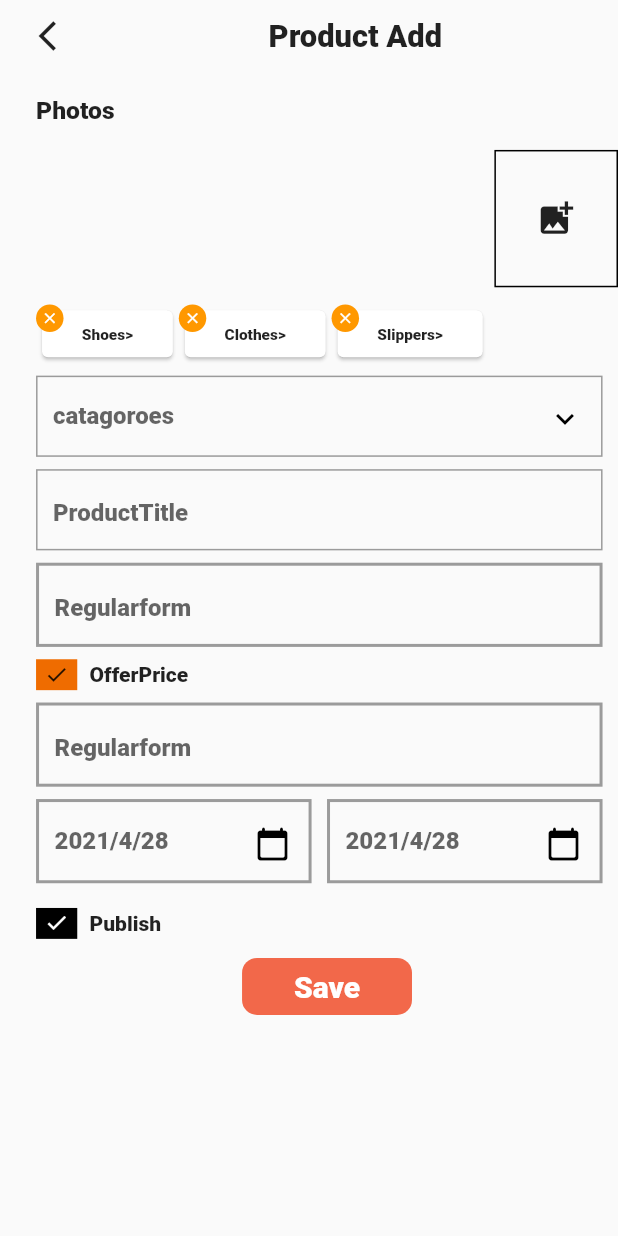
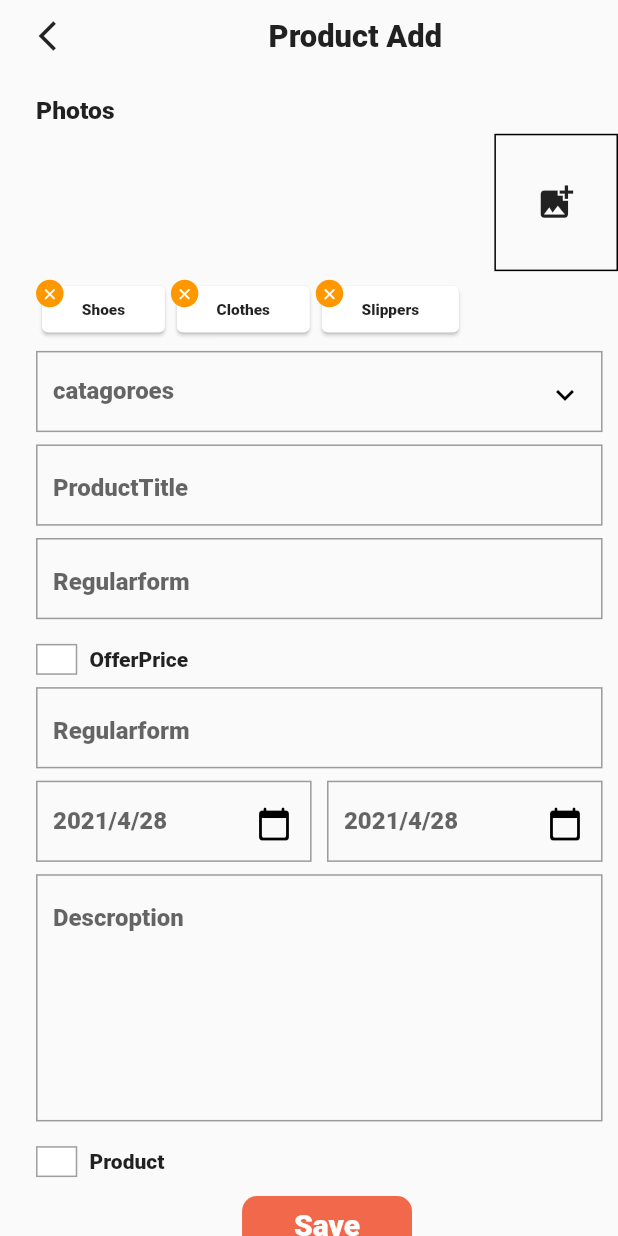
Before and after one commit to Gameofcode1/flutterproject, a Flutter app: the ProductAdd screen opened directly, on a phone screen of 412 x 824 dp. Run offline on Flutter 3.47's test engine with Material 2 defaults, Android fonts, the phone set to English and light mode, and no system bars; drawn by our look-alikes of flutter_form_builder; our stand-ins replace animated_text_kit, cached_network_image, carousel_slider, font_awesome_flutter, image_picker, intro_slider and 1 more; accounts and stored records are empty; Roboto replaces fonts that are missing (Robotm).

Commit message:
code  managed

```diff
--- a/lib/productDetail/models/list.dart
+++ b/lib/productDetail/models/list.dart
@@ -10,9 +10,9 @@ class Allimage extends ChangeNotifier {
   ];
 
   final List<String> catagories=[
-  "Shoes>",
-  "Clothes>",
-  "Slippers>"
+  "Shoes",
+  "Clothes",
+  "Slippers"
   ];
 
   void deletecat(String card){
--- a/lib/productadd/productadd.dart
+++ b/lib/productadd/productadd.dart
@@ -7,6 +7,8 @@ import 'package:provider/provider.dart';
 import 'package:myprofile/productDetail/models/list.dart';
 import './widget/addimages.dart';
 
+import './widget/checkboxand text.dart';
+
 class ProductAdd extends StatefulWidget {
   @override
   _ProductAddState createState() => _ProductAddState();
@@ -14,6 +16,8 @@ class ProductAdd extends StatefulWidget {
 
 class _ProductAddState extends State<ProductAdd> with ChangeNotifier {
   File _image;
+  bool checkbox = false;
+  bool seccheckbox = false;
 
   String clothing = "Clothing";
   String electronic = "Electronics";
@@ -111,10 +115,8 @@ class _ProductAddState extends State<ProductAdd> with ChangeNotifier {
                       style: TextStyle(fontSize: height / 50),
                     ),
                     Container(
-                      margin: EdgeInsets.only(top: height / 50),
                       child: Row(
                         mainAxisAlignment: MainAxisAlignment.start,
-                        crossAxisAlignment: CrossAxisAlignment.start,
                         children: [
                           Expanded(
                               child: Container(
@@ -125,16 +127,19 @@ class _ProductAddState extends State<ProductAdd> with ChangeNotifier {
                                       shrinkWrap: true,
                                       physics: ScrollPhysics(),
                                       itemCount: allimages.length,
-                                itemBuilder: (BuildContext context, int index) {
+                                      itemBuilder:
+                                          (BuildContext context, int index) {
                                         return Stack(
                                             overflow: Overflow.visible,
                                             children: [
                                               Container(
                                                 decoration: BoxDecoration(
-                                              border: Border.all(width: 1.0)),
+                                                    border:
+                                                        Border.all(width: 1.0)),
                                                 width: width / 5,
                                                 height: height / 9,
-                                          margin: EdgeInsets.only(left: 4.0),
+                                                margin:
+                                                    EdgeInsets.only(left: 4.0),
                                                 child: allimages[index],
                                               ),
                                               Positioned(
@@ -148,7 +153,8 @@ class _ProductAddState extends State<ProductAdd> with ChangeNotifier {
                                                     });
                                                   },
                                                   child: CircleAvatar(
-                                              backgroundColor: Colors.orange,
+                                                    backgroundColor:
+                                                        Colors.orange,
                                                     radius: height / 90,
                                                     child: Icon(
                                                       Icons.clear,
@@ -159,8 +165,7 @@ class _ProductAddState extends State<ProductAdd> with ChangeNotifier {
                                                 ),
                                               ),
                                             ]);
-                                }),
-                          )),
+                                      }))),
                           Container(
                             height: height / 9,
                             width: width / 5,
@@ -364,7 +369,7 @@ class _ProductAddState extends State<ProductAdd> with ChangeNotifier {
                                 right: width / 40, top: height / 100),
                             decoration: BoxDecoration(
                                 border: Border.all(
-                                    width: 2.0, color: Colors.black38)),
+                                    width: 1.0, color: Colors.black38)),
                             padding: EdgeInsets.only(
                                 top: height / 200, left: width / 40),
                             child: FormBuilderTextField(
@@ -375,34 +380,21 @@ class _ProductAddState extends State<ProductAdd> with ChangeNotifier {
                                   focusedBorder: InputBorder.none),
                             ),
                           ),
-                          Container(
-                            margin: EdgeInsets.only(
-                                right: width / 40, top: height / 100),
-                            child: Row(
-                              children: [
-                                Container(
-                                    color: Colors.orange[800],
-                                    height: height / 40,
-                                    width: width / 15,
-                                    child: Icon(
-                                      Icons.check,
-                                      size: height / 50,
-                                    )),
-                                Padding(
-                                  padding: EdgeInsets.only(left: width / 50),
-                                  child: Text(
-                                    "OfferPrice",
+                           GestureDetector(
+                            onTap: () {
+                              setState(() {
+                                checkbox = !checkbox;
+                              });
+                            },
+                            child: CheckboxText(check:checkbox,text: "OfferPrice",)
                           ),
-                                ),
-                              ],
-                            ),
-                          ),
+
                           Container(
                             margin: EdgeInsets.only(
                                 right: width / 40, top: height / 100),
                             decoration: BoxDecoration(
                                 border: Border.all(
-                                    width: 2.0, color: Colors.black38)),
+                                    width: 1.0, color: Colors.black38)),
                             padding: EdgeInsets.only(
                                 top: height / 200, left: width / 40),
                             child: FormBuilderTextField(
@@ -420,7 +412,7 @@ class _ProductAddState extends State<ProductAdd> with ChangeNotifier {
                                     right: width / 40, top: height / 100),
                                 decoration: BoxDecoration(
                                     border: Border.all(
-                                        width: 2.0, color: Colors.black38)),
+                                        width: 1.0, color: Colors.black38)),
                                 padding: EdgeInsets.only(
                                     top: height / 200, left: width / 40),
                                 child: FormBuilderTextField(
@@ -448,7 +440,7 @@ class _ProductAddState extends State<ProductAdd> with ChangeNotifier {
                                     right: width / 40, top: height / 100),
                                 decoration: BoxDecoration(
                                     border: Border.all(
-                                        width: 2.0, color: Colors.black38)),
+                                        width: 1.0, color: Colors.black38)),
                                 padding: EdgeInsets.only(
                                     top: height / 200, left: width / 40),
                                 child: FormBuilderTextField(
@@ -472,26 +464,35 @@ class _ProductAddState extends State<ProductAdd> with ChangeNotifier {
                             ),
                           ]),
                           Container(
-                            margin: EdgeInsets.only(top: height / 50),
-                            child: Row(
-                              children: [
-                                Container(
-                                    color: Colors.black,
-                                    height: height / 40,
-                                    width: width / 15,
-                                    child: Icon(
-                                      Icons.check,
-                                      size: height / 50,
-                                      color: Colors.white,
-                                    )),
-                                Padding(
-                                  padding: EdgeInsets.only(left: width / 50),
-                                  child: Text("Publish"),
-                                )
-                              ],
+                            height: height / 5,
+                            margin: EdgeInsets.only(
+                                right: width / 40, top: height / 100),
+                            decoration: BoxDecoration(
+                                border: Border.all(
+                                    width: 1.0, color: Colors.black38)),
+                            padding: EdgeInsets.only(
+                                top: height / 200, left: width / 40),
+                            child: FormBuilderTextField(
+                              name: "Textfield",
+                              decoration: InputDecoration(
+                                  hintText: "Descroption",
+                                  enabledBorder: InputBorder.none,
+                                  focusedBorder: InputBorder.none),
                             ),
                           ),
-                          Container(
+                          GestureDetector(
+                            onTap: () {
+                              setState(() {
+                                seccheckbox = !seccheckbox;
+                              });
+                            },
+                            child: CheckboxText(check:seccheckbox,text: "Product",)
+                          ),
+                          GestureDetector(
+                            onTap: () {
+                              Navigator.pop(context);
+                            },
+                            child: Container(
                               width: double.infinity,
                               height: height / 13,
                               child: Padding(
@@ -503,13 +504,15 @@ class _ProductAddState extends State<ProductAdd> with ChangeNotifier {
                                 child: Container(
                                   decoration: BoxDecoration(
                                       color: Color(0xffF2684A),
-                                    borderRadius: BorderRadius.circular(10.0)),
+                                      borderRadius:
+                                          BorderRadius.circular(10.0)),
                                   child: Center(
                                     child: Text(
                                       "Save",
                                       style: kTitleDesc.copyWith(
                                           color: Colors.white),
                                       textAlign: TextAlign.center,
+                                    ),
                                   ),
                                 ),
                               ),
--- /dev/null
+++ b/lib/productadd/widget/checkboxand text.dart
@@ -0,0 +1,38 @@
+import 'package:flutter/material.dart';
+
+class CheckboxText extends StatelessWidget {
+  String text;
+  bool check;
+
+  CheckboxText({this.check,this.text});
+
+
+  @override
+  Widget build(BuildContext context) {
+    var height = MediaQuery.of(context).size.height;
+    var width = MediaQuery.of(context).size.width;
+    return Container(
+      margin: EdgeInsets.only(top: height / 50),
+      child: Row(
+        children: [
+          Container(
+              decoration: BoxDecoration(
+                border: Border.all(width: 1.0, color: Colors.black38),
+                color: check ? Colors.orange[800] : Colors.white,
+              ),
+              height: height / 40,
+              width: width / 15,
+              child: Icon(
+                Icons.check,
+                size: height / 50,
+                color: Colors.white,
+              )),
+          Padding(
+            padding: EdgeInsets.only(left: width / 50),
+            child: Text(text),
+          )
+        ],
+      ),
+    );
+  }
+}
--- /dev/null
+++ b/lib/productadd/widget/listprod.dart
@@ -0,0 +1,33 @@
+import 'package:flutter/material.dart';
+
+final Color umpress = Colors.black;
+final List clothing = [
+  ["clothing", "a"],
+  ["1", "2", "3"],
+  "ss"
+];
+
+class ListAdd extends StatefulWidget {
+  @override
+  _ListAddState createState() => _ListAddState();
+}
+
+class _ListAddState extends State<ListAdd> {
+  @override
+  Widget build(BuildContext context) {
+    return Column(children: [
+      Column(
+        children: [
+          for (int i = 0; i < clothing.length; i++)
+            Text(clothing[i].toString()),
+          Column(
+            children: [
+              for (int j = 0; j < clothing.length; j++)
+                Text(clothing[j].toString())
+            ],
+          )
+        ],
+      ),
+    ]);
+  }
+}
```
Lines whose indentation alone changed are shown as unchanged.
